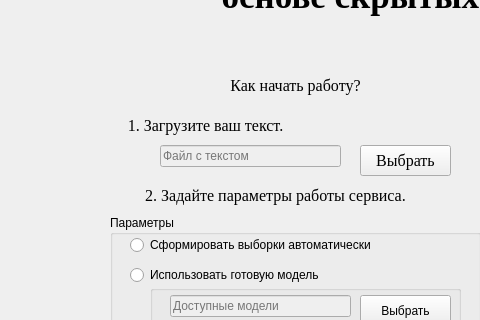
nabla42/Project-HMM, file starthmmwindow.ui: the form before one commit; both pictures show x 0 to 480 and y 145 to 465 of the 1002 by 714 pixel window.
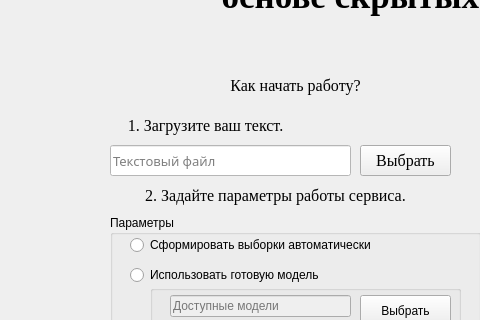
The form after the commit. Icons and pictures are not drawn.

Diff of the .ui file:
```diff
--- a/starthmmwindow.ui
+++ b/starthmmwindow.ui
@@ -301,25 +301,6 @@
      <string>Обработать</string>
     </property>
    </widget>
-   <widget class="QLineEdit" name="textFileEdit">
-    <property name="enabled">
-     <bool>false</bool>
-    </property>
-    <property name="geometry">
-     <rect>
-      <x>160</x>
-      <y>290</y>
-      <width>181</width>
-      <height>22</height>
-     </rect>
-    </property>
-    <property name="text">
-     <string/>
-    </property>
-    <property name="placeholderText">
-     <string>Файл с текстом</string>
-    </property>
-   </widget>
    <widget class="QLabel" name="label_4">
     <property name="geometry">
      <rect>
@@ -421,6 +402,473 @@
      <string>Сменить пользователя</string>
     </property>
    </widget>
+   <widget class="QLineEdit" name="textFileEdit">
+    <property name="enabled">
+     <bool>false</bool>
+    </property>
+    <property name="geometry">
+     <rect>
+      <x>110</x>
+      <y>290</y>
+      <width>241</width>
+      <height>31</height>
+     </rect>
+    </property>
+    <property name="palette">
+     <palette>
+      <active>
+       <colorrole role="WindowText">
+        <brush brushstyle="SolidPattern">
+         <color alpha="255">
+          <red>0</red>
+          <green>0</green>
+          <blue>0</blue>
+         </color>
+        </brush>
+       </colorrole>
+       <colorrole role="Button">
+        <brush brushstyle="SolidPattern">
+         <color alpha="255">
+          <red>255</red>
+          <green>255</green>
+          <blue>255</blue>
+         </color>
+        </brush>
+       </colorrole>
+       <colorrole role="Light">
+        <brush brushstyle="SolidPattern">
+         <color alpha="255">
+          <red>255</red>
+          <green>255</green>
+          <blue>255</blue>
+         </color>
+        </brush>
+       </colorrole>
+       <colorrole role="Midlight">
+        <brush brushstyle="SolidPattern">
+         <color alpha="255">
+          <red>255</red>
+          <green>255</green>
+          <blue>255</blue>
+         </color>
+        </brush>
+       </colorrole>
+       <colorrole role="Dark">
+        <brush brushstyle="SolidPattern">
+         <color alpha="255">
+          <red>127</red>
+          <green>127</green>
+          <blue>127</blue>
+         </color>
+        </brush>
+       </colorrole>
+       <colorrole role="Mid">
+        <brush brushstyle="SolidPattern">
+         <color alpha="255">
+          <red>170</red>
+          <green>170</green>
+          <blue>170</blue>
+         </color>
+        </brush>
+       </colorrole>
+       <colorrole role="Text">
+        <brush brushstyle="SolidPattern">
+         <color alpha="255">
+          <red>0</red>
+          <green>0</green>
+          <blue>0</blue>
+         </color>
+        </brush>
+       </colorrole>
+       <colorrole role="BrightText">
+        <brush brushstyle="SolidPattern">
+         <color alpha="255">
+          <red>255</red>
+          <green>255</green>
+          <blue>255</blue>
+         </color>
+        </brush>
+       </colorrole>
+       <colorrole role="ButtonText">
+        <brush brushstyle="SolidPattern">
+         <color alpha="255">
+          <red>0</red>
+          <green>0</green>
+          <blue>0</blue>
+         </color>
+        </brush>
+       </colorrole>
+       <colorrole role="Base">
+        <brush brushstyle="SolidPattern">
+         <color alpha="255">
+          <red>255</red>
+          <green>255</green>
+          <blue>255</blue>
+         </color>
+        </brush>
+       </colorrole>
+       <colorrole role="Window">
+        <brush brushstyle="SolidPattern">
+         <color alpha="255">
+          <red>255</red>
+          <green>255</green>
+          <blue>255</blue>
+         </color>
+        </brush>
+       </colorrole>
+       <colorrole role="Shadow">
+        <brush brushstyle="SolidPattern">
+         <color alpha="255">
+          <red>0</red>
+          <green>0</green>
+          <blue>0</blue>
+         </color>
+        </brush>
+       </colorrole>
+       <colorrole role="AlternateBase">
+        <brush brushstyle="SolidPattern">
+         <color alpha="255">
+          <red>255</red>
+          <green>255</green>
+          <blue>255</blue>
+         </color>
+        </brush>
+       </colorrole>
+       <colorrole role="ToolTipBase">
+        <brush brushstyle="SolidPattern">
+         <color alpha="255">
+          <red>255</red>
+          <green>255</green>
+          <blue>220</blue>
+         </color>
+        </brush>
+       </colorrole>
+       <colorrole role="ToolTipText">
+        <brush brushstyle="SolidPattern">
+         <color alpha="255">
+          <red>0</red>
+          <green>0</green>
+          <blue>0</blue>
+         </color>
+        </brush>
+       </colorrole>
+       <colorrole role="PlaceholderText">
+        <brush brushstyle="SolidPattern">
+         <color alpha="128">
+          <red>0</red>
+          <green>0</green>
+          <blue>0</blue>
+         </color>
+        </brush>
+       </colorrole>
+      </active>
+      <inactive>
+       <colorrole role="WindowText">
+        <brush brushstyle="SolidPattern">
+         <color alpha="255">
+          <red>0</red>
+          <green>0</green>
+          <blue>0</blue>
+         </color>
+        </brush>
+       </colorrole>
+       <colorrole role="Button">
+        <brush brushstyle="SolidPattern">
+         <color alpha="255">
+          <red>255</red>
+          <green>255</green>
+          <blue>255</blue>
+         </color>
+        </brush>
+       </colorrole>
+       <colorrole role="Light">
+        <brush brushstyle="SolidPattern">
+         <color alpha="255">
+          <red>255</red>
+          <green>255</green>
+          <blue>255</blue>
+         </color>
+        </brush>
+       </colorrole>
+       <colorrole role="Midlight">
+        <brush brushstyle="SolidPattern">
+         <color alpha="255">
+          <red>255</red>
+          <green>255</green>
+          <blue>255</blue>
+         </color>
+        </brush>
+       </colorrole>
+       <colorrole role="Dark">
+        <brush brushstyle="SolidPattern">
+         <color alpha="255">
+          <red>127</red>
+          <green>127</green>
+          <blue>127</blue>
+         </color>
+        </brush>
+       </colorrole>
+       <colorrole role="Mid">
+        <brush brushstyle="SolidPattern">
+         <color alpha="255">
+          <red>170</red>
+          <green>170</green>
+          <blue>170</blue>
+         </color>
+        </brush>
+       </colorrole>
+       <colorrole role="Text">
+        <brush brushstyle="SolidPattern">
+         <color alpha="255">
+          <red>0</red>
+          <green>0</green>
+          <blue>0</blue>
+         </color>
+        </brush>
+       </colorrole>
+       <colorrole role="BrightText">
+        <brush brushstyle="SolidPattern">
+         <color alpha="255">
+          <red>255</red>
+          <green>255</green>
+          <blue>255</blue>
+         </color>
+        </brush>
+       </colorrole>
+       <colorrole role="ButtonText">
+        <brush brushstyle="SolidPattern">
+         <color alpha="255">
+          <red>0</red>
+          <green>0</green>
+          <blue>0</blue>
+         </color>
+        </brush>
+       </colorrole>
+       <colorrole role="Base">
+        <brush brushstyle="SolidPattern">
+         <color alpha="255">
+          <red>255</red>
+          <green>255</green>
+          <blue>255</blue>
+         </color>
+        </brush>
+       </colorrole>
+       <colorrole role="Window">
+        <brush brushstyle="SolidPattern">
+         <color alpha="255">
+          <red>255</red>
+          <green>255</green>
+          <blue>255</blue>
+         </color>
+        </brush>
+       </colorrole>
+       <colorrole role="Shadow">
+        <brush brushstyle="SolidPattern">
+         <color alpha="255">
+          <red>0</red>
+          <green>0</green>
+          <blue>0</blue>
+         </color>
+        </brush>
+       </colorrole>
+       <colorrole role="AlternateBase">
+        <brush brushstyle="SolidPattern">
+         <color alpha="255">
+          <red>255</red>
+          <green>255</green>
+          <blue>255</blue>
+         </color>
+        </brush>
+       </colorrole>
+       <colorrole role="ToolTipBase">
+        <brush brushstyle="SolidPattern">
+         <color alpha="255">
+          <red>255</red>
+          <green>255</green>
+          <blue>220</blue>
+         </color>
+        </brush>
+       </colorrole>
+       <colorrole role="ToolTipText">
+        <brush brushstyle="SolidPattern">
+         <color alpha="255">
+          <red>0</red>
+          <green>0</green>
+          <blue>0</blue>
+         </color>
+        </brush>
+       </colorrole>
+       <colorrole role="PlaceholderText">
+        <brush brushstyle="SolidPattern">
+         <color alpha="128">
+          <red>0</red>
+          <green>0</green>
+          <blue>0</blue>
+         </color>
+        </brush>
+       </colorrole>
+      </inactive>
+      <disabled>
+       <colorrole role="WindowText">
+        <brush brushstyle="SolidPattern">
+         <color alpha="255">
+          <red>127</red>
+          <green>127</green>
+          <blue>127</blue>
+         </color>
+        </brush>
+       </colorrole>
+       <colorrole role="Button">
+        <brush brushstyle="SolidPattern">
+         <color alpha="255">
+          <red>255</red>
+          <green>255</green>
+          <blue>255</blue>
+         </color>
+        </brush>
+       </colorrole>
+       <colorrole role="Light">
+        <brush brushstyle="SolidPattern">
+         <color alpha="255">
+          <red>255</red>
+          <green>255</green>
+          <blue>255</blue>
+         </color>
+        </brush>
+       </colorrole>
+       <colorrole role="Midlight">
+        <brush brushstyle="SolidPattern">
+         <color alpha="255">
+          <red>255</red>
+          <green>255</green>
+          <blue>255</blue>
+         </color>
+        </brush>
+       </colorrole>
+       <colorrole role="Dark">
+        <brush brushstyle="SolidPattern">
+         <color alpha="255">
+          <red>127</red>
+          <green>127</green>
+          <blue>127</blue>
+         </color>
+        </brush>
+       </colorrole>
+       <colorrole role="Mid">
+        <brush brushstyle="SolidPattern">
+         <color alpha="255">
+          <red>170</red>
+          <green>170</green>
+          <blue>170</blue>
+         </color>
+        </brush>
+       </colorrole>
+       <colorrole role="Text">
+        <brush brushstyle="SolidPattern">
+         <color alpha="255">
+          <red>127</red>
+          <green>127</green>
+          <blue>127</blue>
+         </color>
+        </brush>
+       </colorrole>
+       <colorrole role="BrightText">
+        <brush brushstyle="SolidPattern">
+         <color alpha="255">
+          <red>255</red>
+          <green>255</green>
+          <blue>255</blue>
+         </color>
+        </brush>
+       </colorrole>
+       <colorrole role="ButtonText">
+        <brush brushstyle="SolidPattern">
+         <color alpha="255">
+          <red>127</red>
+          <green>127</green>
+          <blue>127</blue>
+         </color>
+        </brush>
+       </colorrole>
+       <colorrole role="Base">
+        <brush brushstyle="SolidPattern">
+         <color alpha="255">
+          <red>255</red>
+          <green>255</green>
+          <blue>255</blue>
+         </color>
+        </brush>
+       </colorrole>
+       <colorrole role="Window">
+        <brush brushstyle="SolidPattern">
+         <color alpha="255">
+          <red>255</red>
+          <green>255</green>
+          <blue>255</blue>
+         </color>
+        </brush>
+       </colorrole>
+       <colorrole role="Shadow">
+        <brush brushstyle="SolidPattern">
+         <color alpha="255">
+          <red>0</red>
+          <green>0</green>
+          <blue>0</blue>
+         </color>
+        </brush>
+       </colorrole>
+       <colorrole role="AlternateBase">
+        <brush brushstyle="SolidPattern">
+         <color alpha="255">
+          <red>255</red>
+          <green>255</green>
+          <blue>255</blue>
+         </color>
+        </brush>
+       </colorrole>
+       <colorrole role="ToolTipBase">
+        <brush brushstyle="SolidPattern">
+         <color alpha="255">
+          <red>255</red>
+          <green>255</green>
+          <blue>220</blue>
+         </color>
+        </brush>
+       </colorrole>
+       <colorrole role="ToolTipText">
+        <brush brushstyle="SolidPattern">
+         <color alpha="255">
+          <red>0</red>
+          <green>0</green>
+          <blue>0</blue>
+         </color>
+        </brush>
+       </colorrole>
+       <colorrole role="PlaceholderText">
+        <brush brushstyle="SolidPattern">
+         <color alpha="128">
+          <red>0</red>
+          <green>0</green>
+          <blue>0</blue>
+         </color>
+        </brush>
+       </colorrole>
+      </disabled>
+     </palette>
+    </property>
+    <property name="font">
+     <font>
+      <family>Muller Regular</family>
+      <pointsize>10</pointsize>
+     </font>
+    </property>
+    <property name="text">
+     <string>Текстовый файл</string>
+    </property>
+    <property name="placeholderText">
+     <string>Файл с текстом</string>
+    </property>
+   </widget>
   </widget>
   <widget class="QMenuBar" name="menubar">
    <property name="geometry">
```
